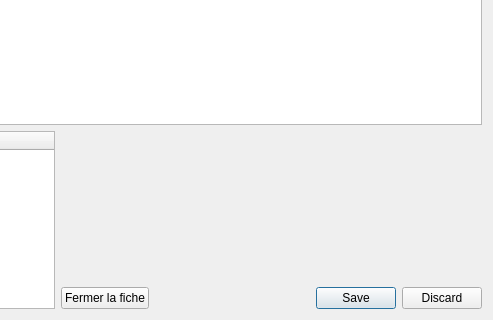
Old version of the form InfoDynamiqueQt/Vues/vueeditionfiche.ui in the repository AlexandreGirardin/ProjetAnalyse; both pictures show x 377 to 870 and y 382 to 702 of the 870 by 702 pixel window.
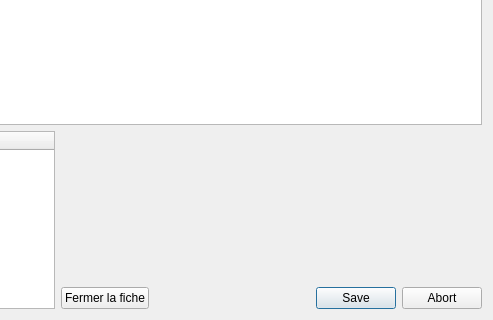
New version of the form. Icons and pictures are not drawn.

```diff
--- a/InfoDynamiqueQt/Vues/vueeditionfiche.ui
+++ b/InfoDynamiqueQt/Vues/vueeditionfiche.ui
@@ -1,7 +1,10 @@
 <?xml version="1.0" encoding="UTF-8"?>
 <ui version="4.0">
  <class>VueEditionFiche</class>
- <widget class="QWidget" name="VueEditionFiche">
+ <widget class="QDialog" name="VueEditionFiche">
+  <property name="windowModality">
+   <enum>Qt::WindowModal</enum>
+  </property>
   <property name="geometry">
    <rect>
     <x>0</x>
@@ -271,7 +274,7 @@
          <item>
           <widget class="QDialogButtonBox" name="buttonBox">
            <property name="standardButtons">
-            <set>QDialogButtonBox::Discard|QDialogButtonBox::Save</set>
+            <set>QDialogButtonBox::Abort|QDialogButtonBox::Save</set>
            </property>
           </widget>
          </item>
```
Left out of the diff: 35 changed lines with no effect on the pictures.
